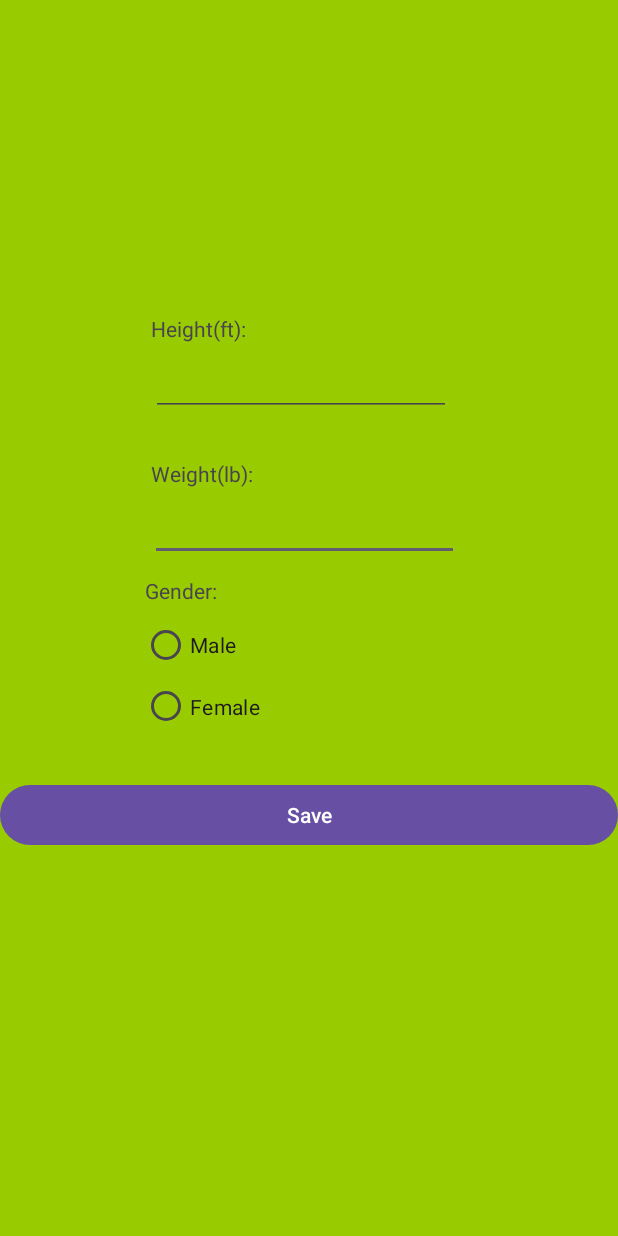
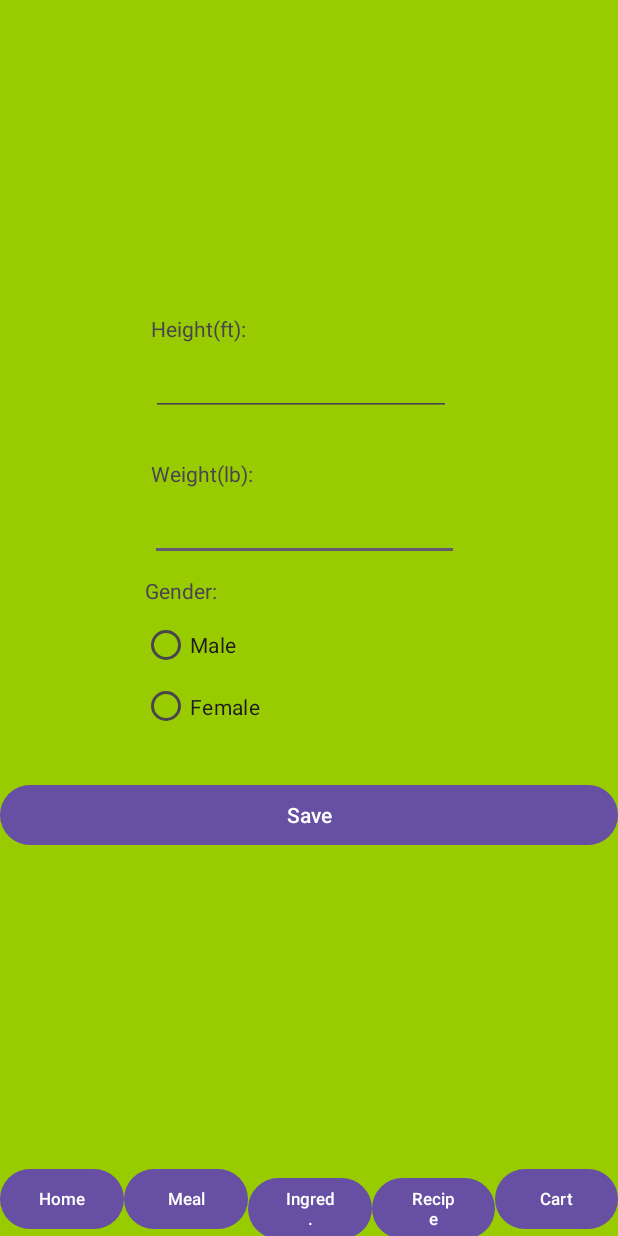
Before and after one commit to Jaijer/CS2340A_Team37, an Android app: the PersonalInfoActivity screen opened directly, with no data from a screen before it, on a phone screen of 412 x 824 dp. Run offline under Robolectric (Android 15) with nearby library versions, the phone set to English and light mode, and no system bars.

Commit message:
Navbar added for info screen

```diff
--- a/app/src/main/java/com/example/cs2340_project/views/PersonalInfoActivity.java
+++ b/app/src/main/java/com/example/cs2340_project/views/PersonalInfoActivity.java
@@ -1,7 +1,9 @@
 package com.example.cs2340_project.views;
 
+import android.content.Intent;
 import android.os.Bundle;
 import android.util.Log;
+import android.view.View;
 import android.widget.Button;
 import android.widget.CompoundButton;
 import android.widget.EditText;
@@ -65,5 +67,56 @@ public class PersonalInfoActivity extends AppCompatActivity {
                 }
             }
         });
+
+
+        Button homeActivityButton = findViewById(R.id.homeActivityButton);
+        Button ingredientActivityButton = findViewById(R.id.ingredientActivityButton);
+        Button inputMealActivityButton = findViewById(R.id.inputMealActivityButton);
+        Button recipeActivityButton = findViewById(R.id.recipeActivityButton);
+        Button shoppingListActivityButton = findViewById(R.id.shoppingListActivityButton);
+
+        homeActivityButton.setOnClickListener(new View.OnClickListener() {
+            @Override
+            public void onClick(View v) {
+                Intent intent = new Intent(PersonalInfoActivity.this, HomeActivity.class);
+                startActivity(intent);
+            }
+        });
+
+        ingredientActivityButton.setOnClickListener(new View.OnClickListener() {
+            @Override
+            public void onClick(View v) {
+                Intent intent = new Intent(PersonalInfoActivity.this, IngredientActivity.class);
+                startActivity(intent);
+
+            }
+        });
+
+        inputMealActivityButton.setOnClickListener(new View.OnClickListener() {
+            @Override
+            public void onClick(View v) {
+                Intent intent = new Intent(PersonalInfoActivity.this, InputMealActivity.class);
+                startActivity(intent);
+
+            }
+        });
+
+        recipeActivityButton.setOnClickListener(new View.OnClickListener() {
+            @Override
+            public void onClick(View v) {
+                Intent intent = new Intent(PersonalInfoActivity.this, RecipeActivity.class);
+                startActivity(intent);
+
+            }
+        });
+
+        shoppingListActivityButton.setOnClickListener(new View.OnClickListener() {
+            @Override
+            public void onClick(View v) {
+                Intent intent = new Intent(PersonalInfoActivity.this, ShoppingListActivity.class);
+                startActivity(intent);
+
+            }
+        });
     }
 }
--- a/app/src/main/res/layout/personal_info_screen.xml
+++ b/app/src/main/res/layout/personal_info_screen.xml
@@ -102,4 +102,57 @@
         app:layout_constraintVertical_bias="0.669"
         tools:layout_editor_absoluteX="0dp" />
 
+
+    <LinearLayout
+        android:id="@+id/linearLayout"
+        android:layout_width="match_parent"
+        android:layout_height="wrap_content"
+        android:orientation="horizontal"
+        app:layout_constraintBottom_toBottomOf="parent"
+        app:layout_constraintEnd_toEndOf="parent"
+        app:layout_constraintStart_toStartOf="parent">
+
+        <Button
+            android:id="@+id/homeActivityButton"
+            android:layout_width="wrap_content"
+            android:layout_height="wrap_content"
+            android:layout_weight="1"
+            android:text="Home"
+            android:textSize="11sp"
+            />
+
+        <Button
+            android:id="@+id/inputMealActivityButton"
+            android:layout_width="wrap_content"
+            android:layout_height="wrap_content"
+            android:layout_weight="1"
+            android:text="Meal"
+            android:textSize="11sp" />
+
+        <Button
+            android:id="@+id/ingredientActivityButton"
+            android:layout_width="wrap_content"
+            android:layout_height="wrap_content"
+            android:layout_weight="1"
+            android:text="Ingred."
+            android:textSize="11sp" />
+
+        <Button
+            android:id="@+id/recipeActivityButton"
+            android:layout_width="wrap_content"
+            android:layout_height="wrap_content"
+            android:layout_weight="1"
+            android:text="Recipe"
+            android:textSize="11sp" />
+
+        <Button
+            android:id="@+id/shoppingListActivityButton"
+            android:layout_width="wrap_content"
+            android:layout_height="wrap_content"
+            android:layout_weight="1"
+            android:text="Cart"
+            android:textSize="11sp" />
+
+    </LinearLayout>
+
 </androidx.constraintlayout.widget.ConstraintLayout>
```
